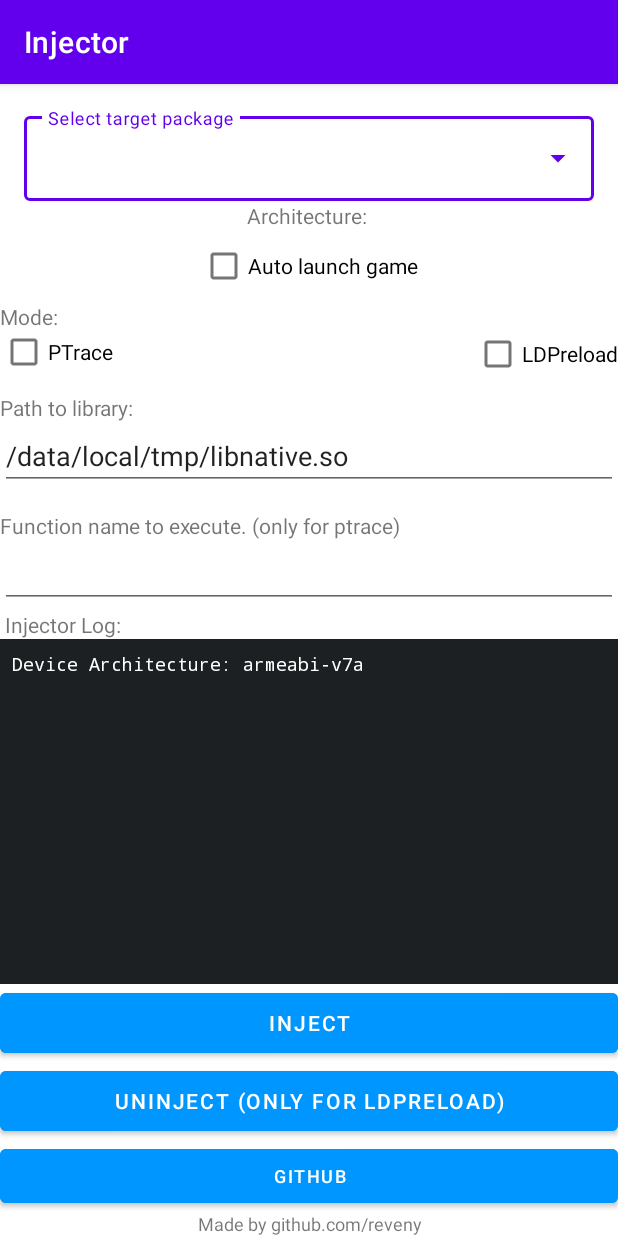
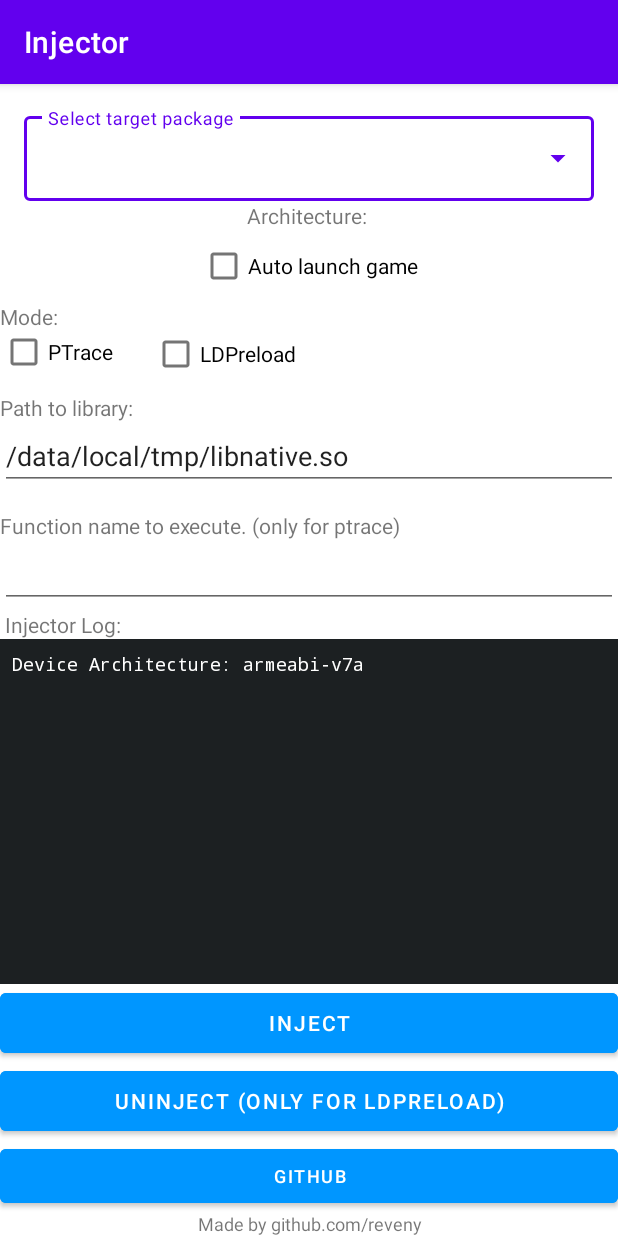
Before and after one commit to reveny/Android-GUI-Injector, an Android app: the screen it shows after launch (MainActivity), on a phone screen of 412 x 824 dp. Run offline under Robolectric (Android 15) with nearby library versions, the phone set to English and light mode, and no system bars; libraries missing offline, so code that uses them is left out: com.topjohnwu.superuser; 3 statements that could not run were skipped.

Commit message:
Fixed up some stuff
- Updated readme
- Added Check to see if function name is
  empty
- Cleaned up logs a bit

```diff
--- a/app/src/main/res/layout/activity_main.xml
+++ b/app/src/main/res/layout/activity_main.xml
@@ -64,9 +64,10 @@
         android:id="@+id/mode_ldpreload"
         android:layout_width="wrap_content"
         android:layout_height="30dp"
+        android:layout_marginStart="5dp"
         android:text="@string/ldpreload"
-        app:layout_constraintTop_toBottomOf="@+id/mode_text"
-        app:layout_constraintEnd_toEndOf="parent" />
+        app:layout_constraintStart_toEndOf="@+id/mode_ptrace"
+        app:layout_constraintTop_toBottomOf="@+id/mode_text" />
 
     <TextView
         android:id="@+id/path_to_lib_txt"
```
Also changed, not shown: 2 other files.
